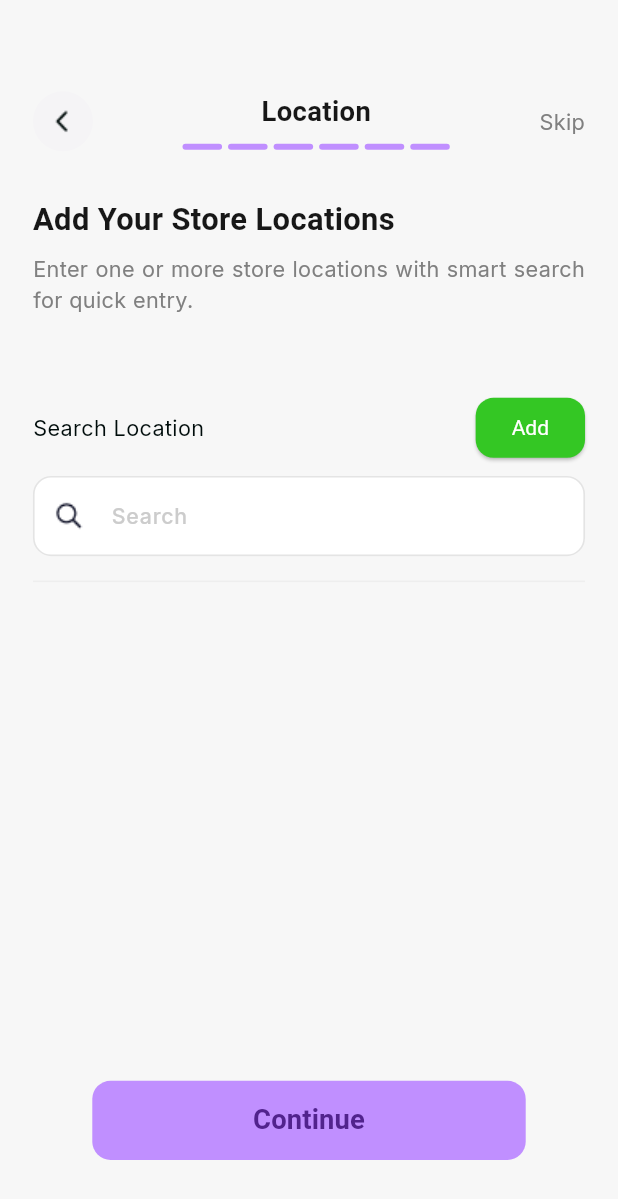
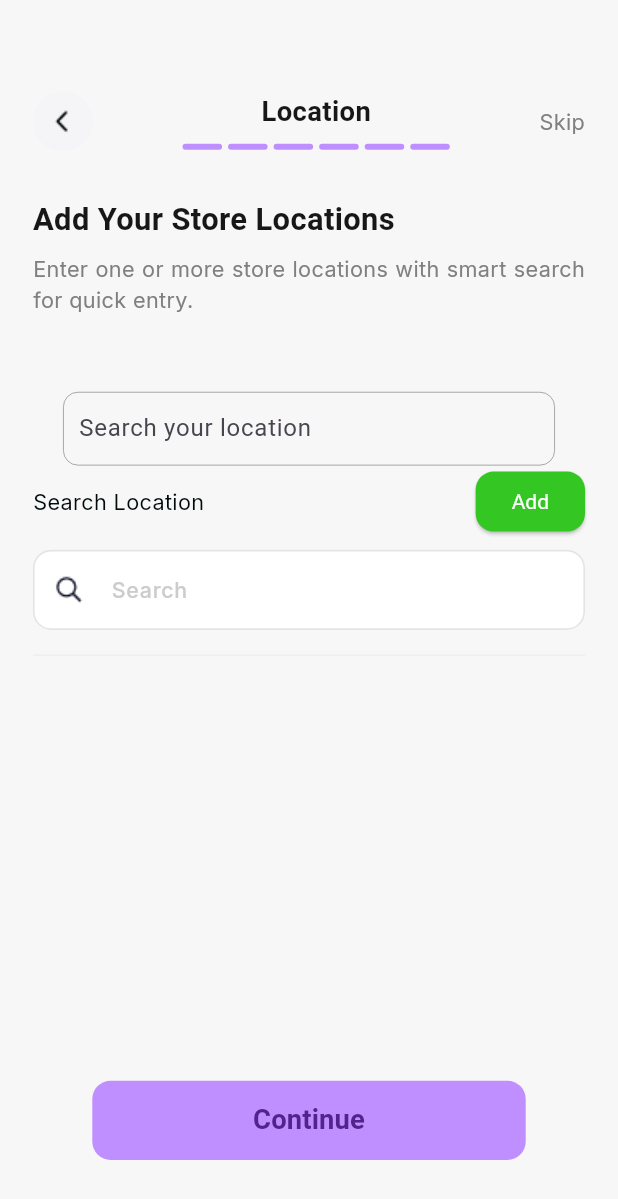
Before and after one commit to azmirkhan0101/crescent-business-app, a Flutter app: the StoreLocationScreen screen opened by its route, on a phone screen of 412 x 824 dp. Shown: the top 1199 px of the screen. Run offline on Flutter 3.47's test engine with Material 3 defaults, Android fonts, the phone set to English and light mode, and no system bars; drawn by our look-alikes of google_places_flutter, oktoast; our stand-ins replace buttons_tabbar, file_picker, fl_chart, flutter_dotenv, flutter_screenutil, flutter_svg and 6 more; missing offline and left inert: any_link_preview, mobile_scanner; accounts and stored records are empty.

```diff
--- a/lib/features/on_boarding/store_location_screen.dart
+++ b/lib/features/on_boarding/store_location_screen.dart
@@ -1,6 +1,9 @@
 import 'package:flutter/material.dart';
+import 'package:flutter_dotenv/flutter_dotenv.dart';
 import 'package:flutter_screenutil/flutter_screenutil.dart';
 import 'package:get/get.dart';
+import 'package:google_places_flutter/google_places_flutter.dart';
+import 'package:google_places_flutter/model/prediction.dart';
 import 'package:organization/features/on_boarding/widgets/onboarding_appbar.dart';
 import 'package:organization/features/on_boarding/widgets/under_button_widget.dart';
 import 'package:organization/utils/app_text.dart';
@@ -18,7 +21,10 @@ import '../widgets/text_field_title_widget.dart';
 class StoreLocationScreen extends StatelessWidget {
 
   final SignUpController controller = Get.find<SignUpController>();
+  final TextEditingController textEditingController = TextEditingController();
   RxList<String> locationNames = <String>[].obs;
+  final String googleApiKey = dotenv.env['GOOGLE_API_KEY']!;
+
 
   @override
   Widget build(BuildContext context) {
@@ -59,6 +65,7 @@ class StoreLocationScreen extends StatelessWidget {
               mainAxisSize: MainAxisSize.min,
               crossAxisAlignment: CrossAxisAlignment.start,
               children: [
+                placesAutoCompleteTextField(),
                 /// Email Field
                 Row(
                   mainAxisAlignment: MainAxisAlignment.spaceBetween,
@@ -120,4 +127,57 @@ class StoreLocationScreen extends StatelessWidget {
       ),
     );
   }
+
+  placesAutoCompleteTextField() {
+    return Container(
+      padding: EdgeInsets.symmetric(horizontal: 20),
+      child: GooglePlaceAutoCompleteTextField(
+        textEditingController: textEditingController,
+        googleAPIKey:googleApiKey,
+        inputDecoration: InputDecoration(
+          hintText: "Search your location",
+          border: InputBorder.none,
+          enabledBorder: InputBorder.none,
+        ),
+        debounceTime: 400,
+        countries: ["in", "fr"],
+        isLatLngRequired: true,
+        getPlaceDetailWithLatLng: (Prediction prediction) {
+          print("placeDetails" + prediction.lat.toString());
+        },
+
+        itemClick: (Prediction prediction) {
+          textEditingController.text = prediction.description ?? "";
+          textEditingController.selection = TextSelection.fromPosition(
+              TextPosition(offset: prediction.description?.length ?? 0));
+        },
+        seperatedBuilder: Divider(),
+        containerHorizontalPadding: 10,
+
+        // Optional: specify keyboard type (defaults to TextInputType.streetAddress)
+        // keyboardType: TextInputType.text,
+
+
+        // OPTIONAL// If you want to customize list view item builder
+        itemBuilder: (context, index, Prediction prediction) {
+          return Container(
+            padding: EdgeInsets.all(10),
+            child: Row(
+              children: [
+                Icon(Icons.location_on),
+                SizedBox(
+                  width: 7,
+                ),
+                Expanded(child: Text("${prediction.description ?? ""}"))
+              ],
+            ),
+          );
+        },
+
+        isCrossBtnShown: true,
+
+        // default 600 ms ,
+      ),
+    );
+  }
 }
--- a/lib/main.dart
+++ b/lib/main.dart
@@ -1,9 +1,12 @@
+import 'package:flutter_dotenv/flutter_dotenv.dart';
 import 'package:get_storage/get_storage.dart';
 
 import 'app.dart';
 import 'package:flutter/material.dart';
 void main() async{
 
+  WidgetsFlutterBinding.ensureInitialized();
+  await dotenv.load(fileName: ".env");
   await GetStorage.init();
   runApp(const MyApp());
 }
--- a/lib/utils/api_endpoints.dart
+++ b/lib/utils/api_endpoints.dart
@@ -4,4 +4,5 @@ class ApiEndpoints{
   static const login = "/auth/signin";
   static const signup = "/auth/business-signup";
   static const otpSignup = "/auth/verify-signup-otp";
+  static const otpResendSignup = "/auth/send-signup-otp-again";
 }
--- a/lib/utils/app_color.dart
+++ b/lib/utils/app_color.dart
@@ -76,6 +76,7 @@ class AppColors {
   static const Color grey_2 = Color(0xff262525);
   static const Color grey_3 = Color(0xffD8D8D8);
   static const Color yellowlight = Color(0xffE2D97F);
+  static const Color warningYellow = Color(0xffffcc00);
   static const Color cardBarClr = Color(0xff373799);
   static const Color r1 = Color(0xffFFB574);
   static const Color r2 = Color(0xffFA72F7);
--- a/lib/utils/app_constants.dart
+++ b/lib/utils/app_constants.dart
@@ -1,3 +1,4 @@
+const String isSignupKey = "isSignupKey";
 const String emailKey = "emailKey";
 const String accessTokenKey = "accessTokenKey";
 const String refreshTokenKey = "refreshTokenKey";
--- a/pubspec.yaml
+++ b/pubspec.yaml
@@ -50,6 +50,8 @@ dependencies:
   oktoast: ^3.4.0
   flutter_svg: ^2.2.2
   http: ^1.6.0
+  google_places_flutter: ^2.1.1
+  flutter_dotenv: ^6.0.0
 
 
 
```
Also changed, not shown: lib/controller/auth/login_controller.dart (+64 -9 lines), lib/controller/auth/otp_verification_controller.dart (+80 -48 lines), lib/controller/auth/sign_up_controller.dart (+15 -5 lines), lib/features/auth/otp_verification_screen.dart (+16 -17 lines), text.txt (+2 -1 lines), pubspec.lock, 1 other file.
